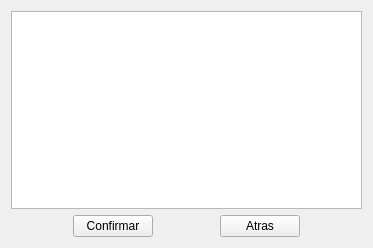
This is Food_system/pedido_cl.ui in jeremyroa/Proyecto_RJ as Qt 5 draws it before an edit. The edited form follows.
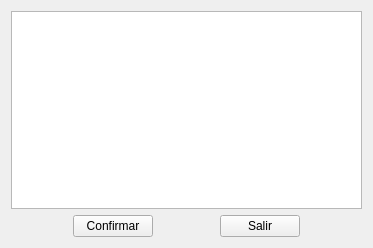
This is the edited form.

Patch:
```diff
--- a/Food_system/pedido_cl.ui
+++ b/Food_system/pedido_cl.ui
@@ -57,7 +57,7 @@
        <item>
         <widget class="QPushButton" name="pushButton_2">
          <property name="text">
-          <string>Atras</string>
+          <string>Salir</string>
          </property>
         </widget>
        </item>
```
